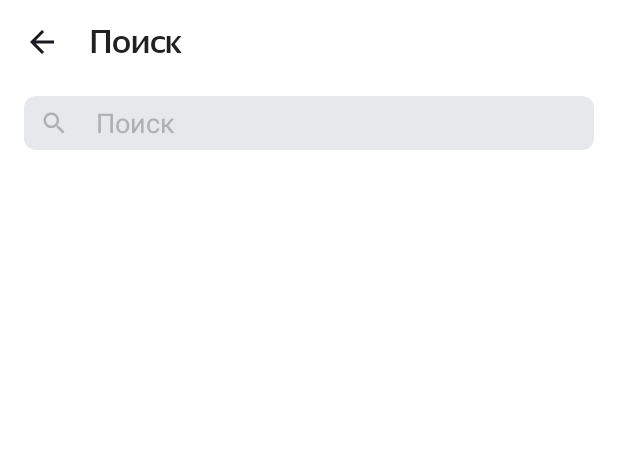
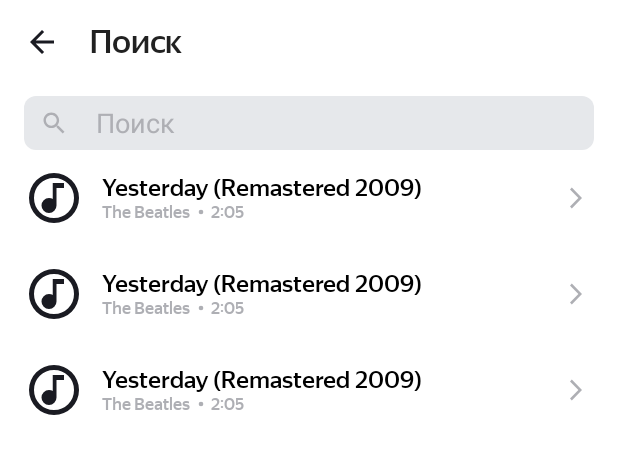
Before and after one commit to Anasty-Sia/PlaylistMaker, an Android app: the layout activity_search.xml on its own in the app's theme, with its tools: preview values and no code run, on a phone screen of 412 x 824 dp. Shown: the top 454 px of the screen. Run offline under Robolectric (Android 15) with nearby library versions, the phone set to English and light mode, and no system bars.

Commit message:
Добавила классы, описывающие элементы  списка: Track,TrackViewHolder,TrackAdapter

```diff
--- a/app/build.gradle.kts
+++ b/app/build.gradle.kts
@@ -46,5 +46,8 @@ dependencies {
     testImplementation(libs.junit)
     androidTestImplementation(libs.androidx.junit)
     androidTestImplementation(libs.androidx.espresso.core)
+    implementation ("com.google.android.material:material:1.6.1")
+    annotationProcessor ("com.github.bumptech.glide:compiler:4.14.2")
+    implementation("com.github.bumptech.glide:glide:4.16.0")
 
 }
--- a/app/src/main/AndroidManifest.xml
+++ b/app/src/main/AndroidManifest.xml
@@ -1,6 +1,8 @@
 <?xml version="1.0" encoding="utf-8"?>
 <manifest xmlns:android="http://schemas.android.com/apk/res/android"
     xmlns:tools="http://schemas.android.com/tools">
+
+    <uses-permission android:name="android.permission.INTERNET"/>
 
     <application
         android:allowBackup="true"
--- a/app/src/main/java/com/example/playlistmaker/SearchActivity.kt
+++ b/app/src/main/java/com/example/playlistmaker/SearchActivity.kt
@@ -13,6 +13,8 @@ import androidx.appcompat.app.AppCompatActivity
 import androidx.core.view.ViewCompat
 import androidx.core.view.WindowInsetsCompat
 import androidx.core.view.updateLayoutParams
+import androidx.recyclerview.widget.LinearLayoutManager
+import androidx.recyclerview.widget.RecyclerView
 import com.google.android.material.appbar.MaterialToolbar
 
 class SearchActivity : AppCompatActivity() {
@@ -20,6 +22,16 @@ class SearchActivity : AppCompatActivity() {
     private var currentSearchText: String = ""
     private lateinit var inputEditText: EditText
     private lateinit var clearButton: ImageView
+    private lateinit var rvTrack: RecyclerView
+    private lateinit var trackAdapter: TrackAdapter
+
+    private val sampleTracks = listOf(
+        Track("Smells Like Teen Spirit", "Nirvana", "5:01", "https://is5-ssl.mzstatic.com/image/thumb/Music115/v4/7b/58/c2/7b58c21a-2b51-2bb2-e59a-9bb9b96ad8c3/00602567924166.rgb.jpg/100x100bb.jpg"),
+        Track("Billie Jean", "Michael Jackson", "4:35", "https://is5-ssl.mzstatic.com/image/thumb/Music125/v4/3d/9d/38/3d9d3811-71f0-3a0e-1ada-3004e56ff852/827969428726.jpg/100x100bb.jpg"),
+        Track("Stayin' Alive", "Bee Gees", "4:10", "https://is4-ssl.mzstatic.com/image/thumb/Music115/v4/1f/80/1f/1f801fc1-8c0f-ea3e-d3e5-387c6619619e/16UMGIM86640.rgb.jpg/100x100bb.jpg"),
+        Track("Whole Lotta Love", "Led Zeppelin", "5:33", "https://is2-ssl.mzstatic.com/image/thumb/Music62/v4/7e/17/e3/7e17e33f-2efa-2a36-e916-7f808576cf6b/mzm.fyigqcbs.jpg/100x100bb.jpg"),
+        Track("Sweet Child O'Mine", "Guns N' Roses", "5:03", "https://is5-ssl.mzstatic.com/image/thumb/Music125/v4/a0/4d/c4/a04dc484-03cc-02aa-fa82-5334fcb4bc16/18UMGIM24878.rgb.jpg/100x100bb.jpg")
+    )
 
     override fun onCreate(savedInstanceState: Bundle?) {
         super.onCreate(savedInstanceState)
@@ -29,6 +41,11 @@ class SearchActivity : AppCompatActivity() {
         inputEditText = findViewById(R.id.inputSearch)
         clearButton = findViewById(R.id.clearIcon)
         val backButton = findViewById<MaterialToolbar>(R.id.back_search)
+        rvTrack = findViewById(R.id.rvTrack)
+
+        rvTrack.layoutManager = LinearLayoutManager(this, LinearLayoutManager.VERTICAL, false)
+        trackAdapter = TrackAdapter(emptyList())
+        rvTrack.adapter = trackAdapter
 
 
         if (savedInstanceState != null) {
@@ -36,12 +53,36 @@ class SearchActivity : AppCompatActivity() {
             if (currentSearchText.isNotEmpty()) {
                 inputEditText.setText(currentSearchText)
                 clearButton.visibility = View.VISIBLE
+                performSearch(currentSearchText)
             }
         }
 
         setupBackButton(backButton)
         setupSearchField()
         setupClearButton()
+
+    }
+
+    private fun performSearch(query: String) {
+
+        if (query.isEmpty()) {
+            trackAdapter.updateData(emptyList())
+            return
+        }
+
+        val normalizedQuery = query.trim().lowercase()
+
+        val filteredTracks = sampleTracks.filter { track ->
+            track.trackName.lowercase().startsWith(normalizedQuery) ||
+                    track.artistName.lowercase().startsWith(normalizedQuery)
+        }
+
+        val sortedTracks = filteredTracks.sortedWith(compareBy(
+            { it.trackName.lowercase() },
+            { it.artistName.lowercase() }
+        ))
+
+        trackAdapter.updateData(sortedTracks)
     }
 
     override fun onSaveInstanceState(outState: Bundle) {
@@ -82,6 +123,7 @@ class SearchActivity : AppCompatActivity() {
             override fun onTextChanged(s: CharSequence?, start: Int, before: Int, count: Int) {
                 currentSearchText = s?.toString() ?: ""
                 clearButton.visibility = if (s.isNullOrEmpty()) View.GONE else View.VISIBLE
+                performSearch(currentSearchText)
             }
 
             override fun afterTextChanged(s: Editable?) {}
@@ -111,4 +153,5 @@ class SearchActivity : AppCompatActivity() {
     companion object {
         private const val SEARCH_TEXT_KEY = "SEARCH_TEXT"
     }
+
 }
--- /dev/null
+++ b/app/src/main/java/com/example/playlistmaker/Track.kt
@@ -0,0 +1,9 @@
+package com.example.playlistmaker
+
+data class Track (
+
+    val trackName: String,
+    val artistName: String,
+    val trackTime: String,
+    val artworkUrl100: String,
+)
--- /dev/null
+++ b/app/src/main/java/com/example/playlistmaker/TrackAdapter.kt
@@ -0,0 +1,26 @@
+package com.example.playlistmaker
+
+import android.view.LayoutInflater
+import android.view.ViewGroup
+import androidx.recyclerview.widget.RecyclerView
+
+class TrackAdapter(private var data: List<Track>) : RecyclerView.Adapter<TrackViewHolder>() {
+
+    fun updateData(newData: List<Track>) {
+        if (data != newData) {
+            data = newData
+            notifyDataSetChanged()
+        }
+    }
+
+    override fun onCreateViewHolder(parent: ViewGroup, viewType: Int): TrackViewHolder {
+        val view = LayoutInflater.from(parent.context).inflate(R.layout.activity_track, parent, false)
+        return TrackViewHolder(view)
+    }
+
+    override fun onBindViewHolder(holder: TrackViewHolder, position: Int) {
+        holder.bind(data[position])
+    }
+
+    override fun getItemCount(): Int = data.size
+}
--- /dev/null
+++ b/app/src/main/java/com/example/playlistmaker/TrackViewHolder.kt
@@ -0,0 +1,35 @@
+package com.example.playlistmaker
+
+import android.view.View
+import android.widget.ImageView
+
+import android.widget.TextView
+import androidx.recyclerview.widget.RecyclerView
+import com.bumptech.glide.Glide
+import com.bumptech.glide.load.resource.bitmap.RoundedCorners
+import com.bumptech.glide.request.RequestOptions
+
+class TrackViewHolder (itemView: View): RecyclerView.ViewHolder(itemView) {
+
+    private val ivArtwork: ImageView = itemView.findViewById(R.id.ivArtwork)
+    private val tvTrackName: TextView = itemView.findViewById(R.id.tvTrackName)
+    private val tvArtistName: TextView = itemView.findViewById(R.id.tvArtistName)
+    private val tvTrackTime: TextView = itemView.findViewById(R.id.tvTrackTime)
+
+    fun bind(item: Track) {
+
+        tvTrackName.text = item.trackName
+        tvArtistName.text = item.artistName
+        tvTrackTime.text = item.trackTime
+
+        Glide.with(itemView.context)
+            .load(item.artworkUrl100)
+            .placeholder(R.drawable.ic_music_note_24)
+            .error(R.drawable.ic_music_note_24)
+            .apply(RequestOptions.bitmapTransform(RoundedCorners(8)))
+            .centerCrop()
+            .into(ivArtwork)
+
+
+    }
+}
--- /dev/null
+++ b/app/src/main/res/drawable/ic_music_note_24.xml
@@ -0,0 +1,9 @@
+<vector xmlns:android="http://schemas.android.com/apk/res/android"
+    android:width="24dp"
+    android:height="24dp"
+    android:viewportWidth="960"
+    android:viewportHeight="960">
+  <path
+      android:pathData="M400,720q50,0 85,-35t35,-85v-280h120v-80L460,240v256q-14,-8 -29,-12t-31,-4q-50,0 -85,35t-35,85q0,50 35,85t85,35ZM480,880q-83,0 -156,-31.5T197,763q-54,-54 -85.5,-127T80,480q0,-83 31.5,-156T197,197q54,-54 127,-85.5T480,80q83,0 156,31.5T763,197q54,54 85.5,127T880,480q0,83 -31.5,156T763,763q-54,54 -127,85.5T480,880ZM480,800q134,0 227,-93t93,-227q0,-134 -93,-227t-227,-93q-134,0 -227,93t-93,227q0,134 93,227t227,93ZM480,480Z"
+      android:fillColor="?attr/colorPrimary"/>
+</vector>
--- /dev/null
+++ b/app/src/main/res/drawable/ic_split_13.xml
@@ -0,0 +1,9 @@
+<vector xmlns:android="http://schemas.android.com/apk/res/android"
+    android:width="13dp"
+    android:height="13dp"
+    android:viewportWidth="13"
+    android:viewportHeight="13">
+  <path
+      android:pathData="M6.5,6.5m-1.5,0a1.5,1.5 0,1 1,3 0a1.5,1.5 0,1 1,-3 0"
+      android:fillColor="@color/grey"/>
+</vector>
--- a/app/src/main/res/layout/activity_search.xml
+++ b/app/src/main/res/layout/activity_search.xml
@@ -44,4 +44,12 @@
             android:visibility="gone"/>
     </FrameLayout>
 
+    <androidx.recyclerview.widget.RecyclerView
+        android:id="@+id/rvTrack"
+        android:layout_width="match_parent"
+        android:layout_height="wrap_content"
+        app:layoutManager="androidx.recyclerview.widget.LinearLayoutManager"
+        android:orientation="vertical"
+        tools:listitem="@layout/activity_track" />
+
 </LinearLayout>
--- /dev/null
+++ b/app/src/main/res/layout/activity_track.xml
@@ -0,0 +1,45 @@
+<?xml version="1.0" encoding="utf-8"?>
+<LinearLayout
+    android:id="@+id/rootLayout"
+    xmlns:android="http://schemas.android.com/apk/res/android"
+    xmlns:tools="http://schemas.android.com/tools"
+    android:theme="@style/Base.Theme.PlaylistMaker"
+    style="@style/TrackItem"
+    tools:context=".SearchActivity">
+
+    <ImageView
+        android:id="@+id/ivArtwork"
+        style="@style/TrackArtwork"
+        tools:src="@drawable/ic_music_note_24" />
+
+    <LinearLayout
+        style="@style/TrackTextContainer">
+
+        <TextView
+            android:id="@+id/tvTrackName"
+            style="@style/TrackName"
+            tools:text="Yesterday (Remastered 2009)" />
+
+        <LinearLayout
+            style="@style/TrackInfoContainer">
+
+            <TextView
+                android:id="@+id/tvArtistName"
+                style="@style/TrackInfo"
+                tools:text="The Beatles" />
+
+            <ImageView
+                style="@style/TrackInfoSeparator"
+                android:src="@drawable/ic_split_13" />
+
+            <TextView
+                android:id="@+id/tvTrackTime"
+                style="@style/TrackInfo"
+                tools:text="2:05" />
+        </LinearLayout>
+    </LinearLayout>
+
+    <ImageView
+        style="@style/TrackArrow"
+        android:src="@drawable/ic_arrow_forward_24" />
+</LinearLayout>
--- a/app/src/main/res/values-night/styles_nignt.xml
+++ b/app/src/main/res/values-night/styles_nignt.xml
@@ -120,8 +120,76 @@
         <item name="android:layout_width">wrap_content</item>
         <item name="android:layout_height">wrap_content</item>
         <item name="android:layout_gravity">end|center_vertical</item>
-        <item name="tint">@color/YP_black</item>
+        <item name="color">@color/white</item>
         <item name="android:layout_marginEnd">12dp</item>
     </style>
 
+    <style name="TrackItem">
+        <item name="android:layout_width">match_parent</item>
+        <item name="android:layout_height">wrap_content</item>
+        <item name="android:orientation">horizontal</item>
+        <item name="android:paddingStart">16dp</item>
+        <item name="android:paddingEnd">16dp</item>
+        <item name="android:paddingTop">12dp</item>
+        <item name="android:paddingBottom">12dp</item>
+        <item name="android:gravity">center_vertical</item>
+    </style>
+
+    <style name="TrackArtwork">
+        <item name="android:layout_width">40dp</item>
+        <item name="android:layout_height">40dp</item>
+        <item name="android:layout_marginEnd">12dp</item>
+        <item name="android:scaleType">centerCrop</item>
+    </style>
+
+    <style name="TrackName">
+        <item name="android:layout_width">match_parent</item>
+        <item name="android:layout_height">wrap_content</item>
+        <item name="android:textSize">16sp</item>
+        <item name="android:textColor">@color/white</item>
+        <item name="android:fontFamily">@font/ys_display_medium</item>
+        <item name="android:ellipsize">end</item>
+        <item name="android:maxLines">1</item>
+    </style>
+
+
+    <style name="TrackInfo">
+        <item name="android:layout_width">wrap_content</item>
+        <item name="android:layout_height">wrap_content</item>
+        <item name="android:textSize">11sp</item>
+        <item name="android:textColor">@color/white</item>
+        <item name="android:fontFamily">@font/ys_display_medium</item>
+    </style>
+
+
+    <style name="TrackInfoSeparator">
+        <item name="android:layout_width">wrap_content</item>
+        <item name="android:layout_height">wrap_content</item>
+        <item name="android:fontFamily">@font/ys_display_medium</item>
+        <item name="tint">@color/white</item>
+    </style>
+
+
+    <style name="TrackInfoContainer">
+        <item name="android:layout_width">match_parent</item>
+        <item name="android:layout_height">wrap_content</item>
+        <item name="android:orientation">horizontal</item>
+        <item name="android:gravity">center_vertical</item>
+    </style>
+
+
+    <style name="TrackTextContainer">
+        <item name="android:layout_width">0dp</item>
+        <item name="android:layout_height">wrap_content</item>
+        <item name="android:layout_weight">1</item>
+        <item name="android:orientation">vertical</item>
+    </style>
+
+
+    <style name="TrackArrow">
+        <item name="android:layout_width">wrap_content</item>
+        <item name="android:layout_height">wrap_content</item>
+        <item name="tint">@color/white</item>
+    </style>
+
 </resources>
--- a/app/src/main/res/values/styles.xml
+++ b/app/src/main/res/values/styles.xml
@@ -125,6 +125,78 @@
     </style>
 
 
+    <style name="TrackItem">
+        <item name="android:layout_width">match_parent</item>
+        <item name="android:layout_height">wrap_content</item>
+        <item name="android:orientation">horizontal</item>
+        <item name="android:paddingStart">16dp</item>
+        <item name="android:paddingEnd">16dp</item>
+        <item name="android:paddingTop">12dp</item>
+        <item name="android:paddingBottom">12dp</item>
+        <item name="android:gravity">center_vertical</item>
+    </style>
+
+
+    <style name="TrackArtwork">
+        <item name="android:layout_width">40dp</item>
+        <item name="android:layout_height">40dp</item>
+        <item name="android:layout_marginEnd">12dp</item>
+        <item name="android:scaleType">centerCrop</item>
+    </style>
+
+
+    <style name="TrackName">
+        <item name="android:layout_width">match_parent</item>
+        <item name="android:layout_height">wrap_content</item>
+        <item name="android:textSize">16sp</item>
+        <item name="android:textColor">@color/black</item>
+        <item name="android:fontFamily">@font/ys_display_medium</item>
+        <item name="android:ellipsize">end</item>
+        <item name="android:maxLines">1</item>
+    </style>
+
+
+    <style name="TrackInfo">
+        <item name="android:layout_width">wrap_content</item>
+        <item name="android:layout_height">wrap_content</item>
+        <item name="android:textSize">11sp</item>
+        <item name="android:textColor">@color/grey</item>
+        <item name="android:fontFamily">@font/ys_display_medium</item>
+    </style>
+
+
+    <style name="TrackInfoSeparator">
+        <item name="android:layout_width">wrap_content</item>
+        <item name="android:layout_height">wrap_content</item>
+        <item name="android:fontFamily">@font/ys_display_medium</item>
+    </style>
+
+
+    <style name="TrackInfoContainer">
+        <item name="android:layout_width">match_parent</item>
+        <item name="android:layout_height">wrap_content</item>
+        <item name="android:orientation">horizontal</item>
+        <item name="android:gravity">center_vertical</item>
+    </style>
+
+
+    <style name="TrackTextContainer">
+        <item name="android:layout_width">0dp</item>
+        <item name="android:layout_height">wrap_content</item>
+        <item name="android:layout_weight">1</item>
+        <item name="android:orientation">vertical</item>
+    </style>
+
+
+    <style name="TrackArrow">
+        <item name="android:layout_width">wrap_content</item>
+        <item name="android:layout_height">wrap_content</item>
+        <item name="tint">@color/grey</item>
+    </style>
+
+
+
+
 
 
 </resources>
```
